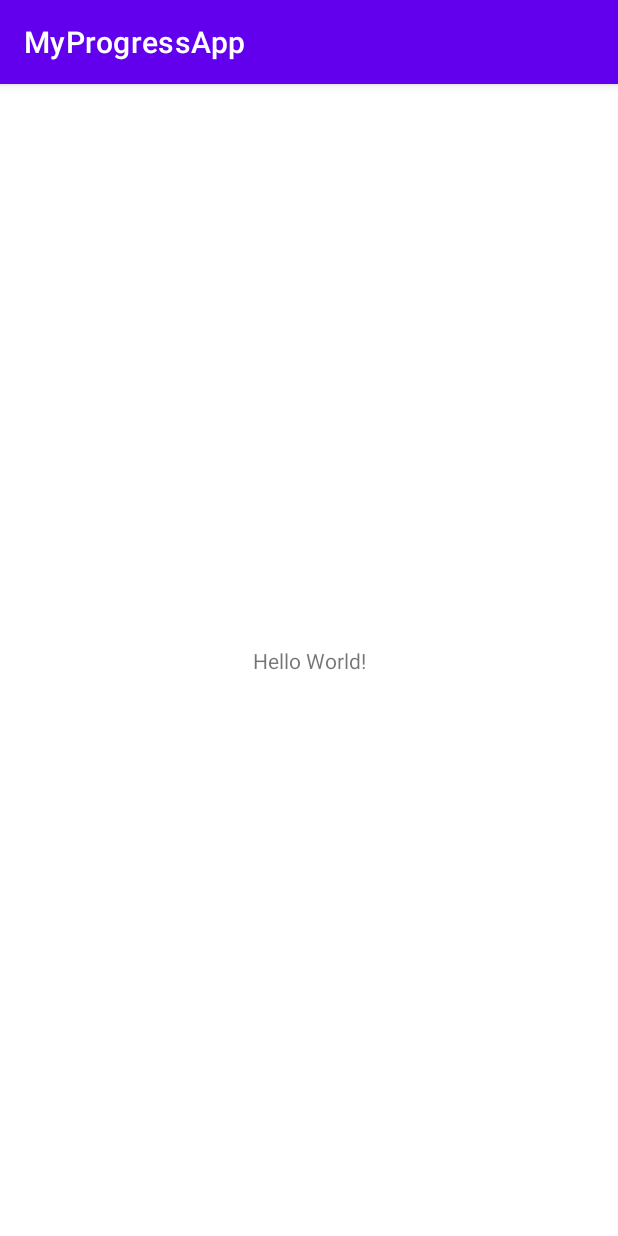
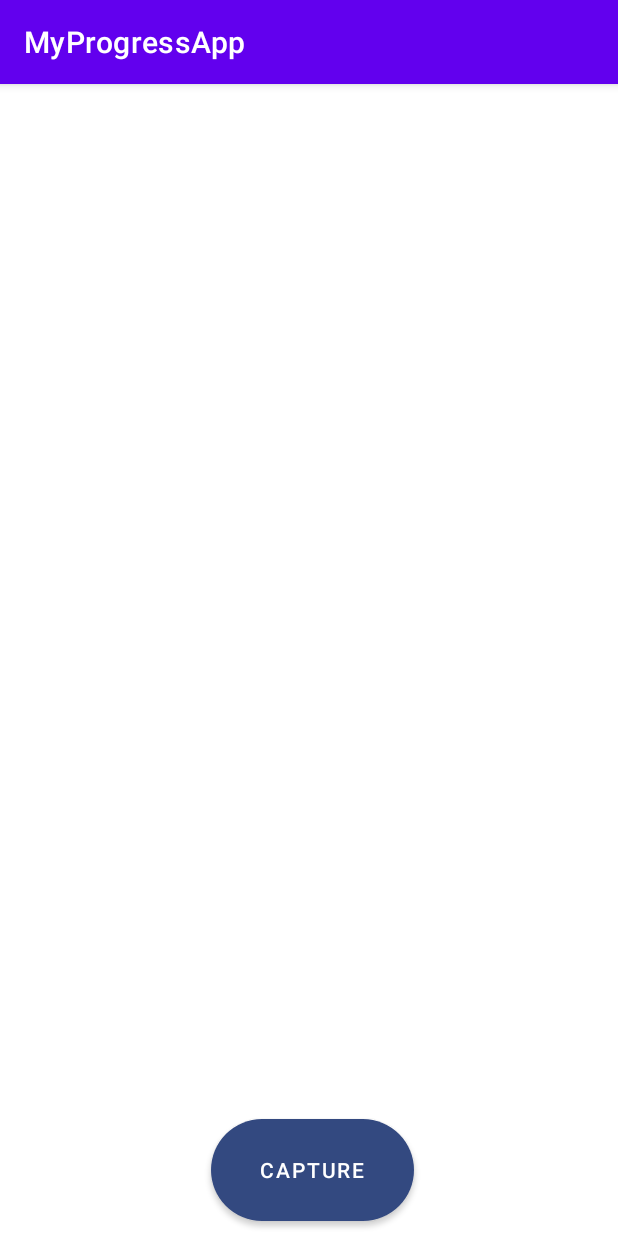
Before and after one commit to shaylahinkley/gvsu-cis357-camera-camerax, an Android app: the screen it shows after launch (MainActivity), on a phone screen of 412 x 824 dp. Run offline under Robolectric (Android 15) with nearby library versions, the light colour scheme and no system bars.

Commit message:
[Images] Added recycler view, clicking an element in the recycler view will open an image activity.

```diff
--- a/app/src/main/AndroidManifest.xml
+++ b/app/src/main/AndroidManifest.xml
@@ -22,8 +22,9 @@
                 <category android:name="android.intent.category.LAUNCHER" />
             </intent-filter>
         </activity>
+        <activity android:label="@string/app_name" android:name=".ImageViewActivity"/>
         <provider
-            android:name="android.support.v4.content.FileProvider"
+            android:name="androidx.core.content.FileProvider"
             android:authorities="com.example.android.fileprovider"
             android:exported="false"
             android:grantUriPermissions="true">
--- a/app/src/main/java/com/example/myprogressapp/MainActivity.kt
+++ b/app/src/main/java/com/example/myprogressapp/MainActivity.kt
@@ -5,40 +5,52 @@ import android.Manifest.permission.READ_EXTERNAL_STORAGE
 import android.app.Activity
 import android.content.Intent
 import android.content.pm.PackageManager
-import android.graphics.Bitmap
-import android.graphics.BitmapFactory
 import android.net.Uri
-import androidx.appcompat.app.AppCompatActivity
 import android.os.Bundle
 import android.os.Environment
 import android.provider.MediaStore
 import android.view.View
 import android.widget.Button
-import android.widget.ImageView
 import android.widget.Toast
+import androidx.appcompat.app.AppCompatActivity
 import androidx.core.app.ActivityCompat
 import androidx.core.content.ContextCompat
 import androidx.core.content.FileProvider
+import androidx.recyclerview.widget.DividerItemDecoration
+import androidx.recyclerview.widget.LinearLayoutManager
+import androidx.recyclerview.widget.RecyclerView
 import java.io.File
 import java.io.IOException
 import java.text.SimpleDateFormat
 import java.util.*
+import kotlin.collections.ArrayList
 
 class MainActivity : AppCompatActivity() {
-    lateinit var imageView: ImageView
+    //lateinit var imageView: ImageView
     lateinit var captureButton: Button
 
     private val PERMISSION_REQUEST_CODE = 1
-    private var CurrentPhotoPath: String? = null;
+    private var CurrentPhotoPath: String? = null
     val REQUEST_IMAGE_CAPTURE = 1
+
+    var adapter: ImageRecyclerView? = null
+    val allFilePaths = ArrayList<String>()
 
     override fun onCreate(savedInstanceState: Bundle?) {
         super.onCreate(savedInstanceState)
         setContentView(R.layout.activity_main)
 
+        //set up the recycler view.
+        var rView: RecyclerView = findViewById(R.id.rvImages)
+        rView.layoutManager = (LinearLayoutManager(this))
+        adapter = ImageRecyclerView(allFilePaths)
+        rView.adapter = adapter
+        val dividerItemDecoration = DividerItemDecoration(rView.getContext(), 0)
+        rView.addItemDecoration(dividerItemDecoration)
+
         //change ID's to real ones when layout is complete
         //imageView = findViewById(R.id.image_view)
-        //captureButton = findViewById(R.id.btn_capture)
+        captureButton = findViewById(R.id.btn_capture)
         captureButton.setOnClickListener(View.OnClickListener {
             if (checkPersmission()) takePicture() else requestPermission()
         })
@@ -88,7 +100,6 @@ class MainActivity : AppCompatActivity() {
         )
         intent.putExtra(MediaStore.EXTRA_OUTPUT,uri)
         startActivityForResult(intent, REQUEST_IMAGE_CAPTURE)
-
     }
 
     override fun onActivityResult(requestCode: Int, resultCode: Int, data: Intent?) {
@@ -97,9 +108,11 @@ class MainActivity : AppCompatActivity() {
 
             //To get the File for further usage
             val auxFile = File(CurrentPhotoPath)
-            var bitmap : Bitmap = BitmapFactory.decodeFile(CurrentPhotoPath)
-            imageView.setImageBitmap(bitmap)
+            //var bitmap : Bitmap = BitmapFactory.decodeFile(CurrentPhotoPath)
+            //imageView.setImageBitmap(bitmap)
 
+            allFilePaths.add(CurrentPhotoPath.toString())
+            adapter?.notifyDataSetChanged()
         }
     }
 
--- a/app/src/main/res/layout/activity_main.xml
+++ b/app/src/main/res/layout/activity_main.xml
@@ -6,13 +6,37 @@
     android:layout_height="match_parent"
     tools:context=".MainActivity">
 
-    <TextView
-        android:layout_width="wrap_content"
-        android:layout_height="wrap_content"
-        android:text="Hello World!"
+    <Button
+        android:id="@+id/btn_capture"
+        style="@style/Widget.MaterialComponents.Button"
+        android:layout_width="135dp"
+        android:layout_height="80dp"
+        android:layout_marginEnd="136dp"
+        android:layout_marginBottom="4dp"
+        android:clickable="true"
+        android:contentDescription="@string/capture_button"
+        android:focusable="true"
+        android:text="@string/capture_button_text"
+        android:textAlignment="center"
+        android:textColor="#FFFFFF"
+        app:backgroundTint="#334980"
+        app:cornerRadius="100dp"
         app:layout_constraintBottom_toBottomOf="parent"
-        app:layout_constraintLeft_toLeftOf="parent"
-        app:layout_constraintRight_toRightOf="parent"
-        app:layout_constraintTop_toTopOf="parent" />
+        app:layout_constraintEnd_toEndOf="parent"
+        tools:text="@string/capture_button_text" />
+
+    <LinearLayout
+        android:layout_width="411dp"
+        android:layout_height="645dp"
+        android:orientation="vertical"
+        app:layout_constraintStart_toStartOf="parent"
+        app:layout_constraintTop_toTopOf="parent">
+
+        <androidx.recyclerview.widget.RecyclerView
+            android:id="@+id/rvImages"
+            android:layout_width="match_parent"
+            android:layout_height="match_parent"/>
+
+    </LinearLayout>
 
 </androidx.constraintlayout.widget.ConstraintLayout>
--- a/app/src/main/res/values/strings.xml
+++ b/app/src/main/res/values/strings.xml
@@ -1,3 +1,8 @@
 <resources>
     <string name="app_name">MyProgressApp</string>
+    <string name="capture_button">Takes the image.</string>
+    <string name="capture_button_text">Capture</string>
+    <string name="image_view_image">Displays the image taken.</string>
+    <string name="image_view_text">Displays the file name.</string>
+    <string name="image_view_activity_image">Displays the image from the file received.</string>
 </resources>
```
Also changed, not shown: app/src/main/java/com/example/myprogressapp/ImageRecyclerView.kt (added, +55 -0 lines), app/src/main/java/com/example/myprogressapp/ImageViewActivity.kt (added, +20 -0 lines), app/src/main/res/layout/imageview_activity.xml (added, +15 -0 lines), app/src/main/res/layout/imageview_row.xml (added, +24 -0 lines).
